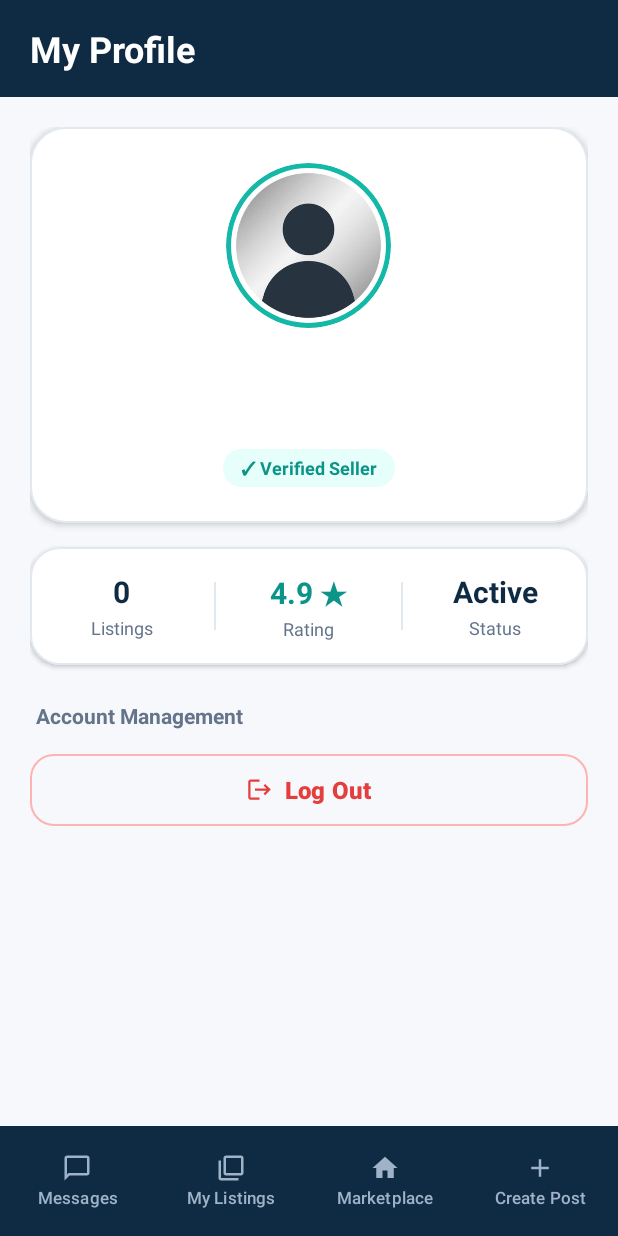
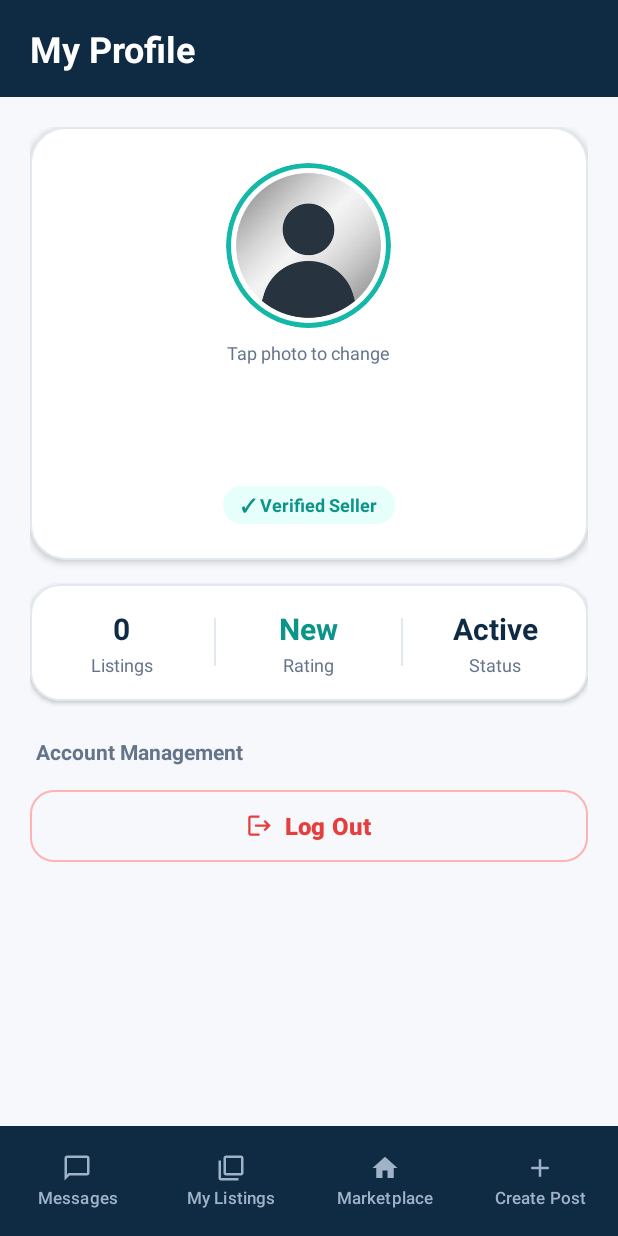
Before and after one commit to koairs/SOFE4640U-FinalProject, an Android app: the screen it shows after launch once a user with an empty profile is signed in (myProfile), after a tap on "Profile", on a phone screen of 412 x 824 dp. Run offline under Robolectric (Android 15) with nearby library versions, the phone set to English and light mode, and no system bars; our stand-ins replace Firebase (no records; nobody signed in at launch, a user with empty details on screens opened directly).

Commit message:
user ratings

```diff
--- a/app/src/main/java/com/example/sofe4640ufinalproject/DatabaseHelper.kt
+++ b/app/src/main/java/com/example/sofe4640ufinalproject/DatabaseHelper.kt
@@ -35,19 +35,50 @@ class DatabaseHelper private constructor(context: Context) :
         )
             """.trimIndent()
         )
+        createExtraTables(db)
+    }
+
+    private fun createExtraTables(db: SQLiteDatabase) {
+        db.execSQL(
+            """
+        CREATE TABLE IF NOT EXISTS $TABLE_RATINGS (
+            id INTEGER PRIMARY KEY AUTOINCREMENT,
+            rater_id TEXT NOT NULL,
+            rated_id TEXT NOT NULL,
+            stars INTEGER NOT NULL,
+            comment TEXT,
+            created_at INTEGER NOT NULL,
+            UNIQUE(rater_id, rated_id)
+        )
+            """.trimIndent()
+        )
+        db.execSQL(
+            """
+        CREATE TABLE IF NOT EXISTS $TABLE_PROFILES (
+            user_id TEXT PRIMARY KEY,
+            photo_path TEXT
+        )
+            """.trimIndent()
+        )
     }
 
     override fun onUpgrade(db: SQLiteDatabase, oldVersion: Int, newVersion: Int) {
-        db.execSQL("DROP TABLE IF EXISTS $TABLE_LISTINGS")
-        db.execSQL("DROP TABLE IF EXISTS $TABLE_MESSAGES")
-        onCreate(db)
+        if (oldVersion < 3) {
+            db.execSQL("DROP TABLE IF EXISTS $TABLE_LISTINGS")
+            db.execSQL("DROP TABLE IF EXISTS $TABLE_MESSAGES")
+            onCreate(db)
+        } else {
+            createExtraTables(db)
+        }
     }
 
     companion object {
         const val DB_NAME = "marketplace.db"
-        const val DB_VERSION = 3
+        const val DB_VERSION = 4
         const val TABLE_LISTINGS = "listings"
         const val TABLE_MESSAGES = "messages"
+        const val TABLE_RATINGS = "ratings"
+        const val TABLE_PROFILES = "profiles"
 
         @Volatile
         private var instance: DatabaseHelper? = null
--- a/app/src/main/java/com/example/sofe4640ufinalproject/ListingAdapter.kt
+++ b/app/src/main/java/com/example/sofe4640ufinalproject/ListingAdapter.kt
@@ -31,7 +31,8 @@ class ListingAdapter(private var items: List<Listing>) :
         val item = items[position]
         holder.title.text = item.title
         holder.price.text = item.price
-        holder.meta.text = "${item.category} • ${item.distance}"
+        val rating = RatingStore.label(RatingStore.summary(holder.itemView.context, item.ownerId))
+        holder.meta.text = "${item.category} • ${item.distance} • $rating"
 
         if (item.mediaUri != null) {
             Glide.with(holder.thumb).load(Uri.parse(item.mediaUri))
--- /dev/null
+++ b/app/src/main/java/com/example/sofe4640ufinalproject/ProfileStore.kt
@@ -0,0 +1,29 @@
+package com.example.sofe4640ufinalproject
+
+import android.content.ContentValues
+import android.content.Context
+import android.database.sqlite.SQLiteDatabase
+
+object ProfileStore {
+
+    fun getPhoto(context: Context, userId: String): String? {
+        val db = DatabaseHelper.getInstance(context).readableDatabase
+        db.rawQuery(
+            "SELECT photo_path FROM ${DatabaseHelper.TABLE_PROFILES} WHERE user_id = ?",
+            arrayOf(userId)
+        ).use { c ->
+            if (c.moveToFirst()) return c.getString(0)
+        }
+        return null
+    }
+
+    fun setPhoto(context: Context, userId: String, path: String) {
+        val values = ContentValues().apply {
+            put("user_id", userId)
+            put("photo_path", path)
+        }
+        DatabaseHelper.getInstance(context).writableDatabase.insertWithOnConflict(
+            DatabaseHelper.TABLE_PROFILES, null, values, SQLiteDatabase.CONFLICT_REPLACE
+        )
+    }
+}
--- a/app/src/main/java/com/example/sofe4640ufinalproject/myProfile.kt
+++ b/app/src/main/java/com/example/sofe4640ufinalproject/myProfile.kt
@@ -1,16 +1,40 @@
 package com.example.sofe4640ufinalproject
 
 import android.content.Intent
+import android.net.Uri
 import android.os.Bundle
 import android.widget.Button
+import android.widget.ImageView
 import android.widget.TextView
+import android.widget.Toast
 import androidx.activity.enableEdgeToEdge
+import androidx.activity.result.PickVisualMediaRequest
+import androidx.activity.result.contract.ActivityResultContracts
 import androidx.appcompat.app.AppCompatActivity
 import androidx.core.view.ViewCompat
 import androidx.core.view.WindowInsetsCompat
+import com.bumptech.glide.Glide
 import com.google.firebase.auth.FirebaseAuth
+import java.io.File
 
 class myProfile : AppCompatActivity() {
+
+    private lateinit var ivAvatar: ImageView
+
+    private val pickPhoto = registerForActivityResult(
+        ActivityResultContracts.PickVisualMedia()
+    ) { uri ->
+        if (uri == null) return@registerForActivityResult
+        val file = copyAvatar(uri)
+        if (file != null) {
+            ProfileStore.setPhoto(this, ListingStore.currentUserId(), file.absolutePath)
+            loadAvatar()
+            Toast.makeText(this, "Profile photo updated", Toast.LENGTH_SHORT).show()
+        } else {
+            Toast.makeText(this, "Couldn't use that photo", Toast.LENGTH_SHORT).show()
+        }
+    }
+
     override fun onCreate(savedInstanceState: Bundle?) {
         super.onCreate(savedInstanceState)
         enableEdgeToEdge()
@@ -19,6 +43,7 @@ class myProfile : AppCompatActivity() {
         val user = FirebaseAuth.getInstance().currentUser
         val tvName = findViewById<TextView>(R.id.textView)
         val tvEmail = findViewById<TextView>(R.id.tvUserEmail)
+        ivAvatar = findViewById(R.id.imageView)
 
         if (user != null) {
             val displayName = user.displayName?.ifBlank { null } ?: user.email?.substringBefore("@") ?: "User"
@@ -27,6 +52,12 @@ class myProfile : AppCompatActivity() {
         } else {
             tvName?.text = "Guest User"
             tvEmail?.text = "Not logged in"
+        }
+
+        ivAvatar.setOnClickListener {
+            pickPhoto.launch(
+                PickVisualMediaRequest(ActivityResultContracts.PickVisualMedia.ImageOnly)
+            )
         }
 
         val btnLogout = findViewById<Button>(R.id.btnLogout)
@@ -59,8 +90,32 @@ class myProfile : AppCompatActivity() {
 
     override fun onResume() {
         super.onResume()
+        loadAvatar()
         ListingStore.loadMine(this) { list ->
             findViewById<TextView>(R.id.tvListingsCount)?.text = list.size.toString()
         }
+        val s = RatingStore.summary(this, ListingStore.currentUserId())
+        findViewById<TextView>(R.id.tvMyRating)?.text =
+            if (s.count == 0) "New" else String.format("%.1f ★", s.average)
+    }
+
+    private fun loadAvatar() {
+        val path = ProfileStore.getPhoto(this, ListingStore.currentUserId())
+        if (path != null && File(path).exists()) {
+            Glide.with(this).load(File(path)).centerCrop().into(ivAvatar)
+        } else {
+            ivAvatar.setImageResource(R.drawable.profile)
+        }
+    }
+
+    private fun copyAvatar(source: Uri): File? = try {
+        val dir = File(filesDir, "avatars").apply { mkdirs() }
+        val file = File(dir, "avatar_${System.currentTimeMillis()}.jpg")
+        contentResolver.openInputStream(source)?.use { input ->
+            file.outputStream().use { out -> input.copyTo(out) }
+        }
+        file
+    } catch (e: Exception) {
+        null
     }
 }
--- a/app/src/main/res/layout/activity_my_profile.xml
+++ b/app/src/main/res/layout/activity_my_profile.xml
@@ -74,6 +74,14 @@
                             android:scaleType="centerCrop"
                             android:src="@drawable/profile" />
                     </com.google.android.material.card.MaterialCardView>
+
+                    <TextView
+                        android:layout_width="wrap_content"
+                        android:layout_height="wrap_content"
+                        android:layout_marginTop="8dp"
+                        android:text="Tap photo to change"
+                        android:textColor="@color/text_secondary"
+                        android:textSize="12sp" />
 
                     <TextView
                         android:id="@+id/textView"
@@ -174,9 +182,10 @@
                         android:orientation="vertical">
 
                         <TextView
+                            android:id="@+id/tvMyRating"
                             android:layout_width="wrap_content"
                             android:layout_height="wrap_content"
-                            android:text="4.9 ★"
+                            android:text="--"
                             android:textColor="@color/accent_dark"
                             android:textSize="20sp"
                             android:textStyle="bold" />
```
Also changed, not shown: app/src/main/java/com/example/sofe4640ufinalproject/ListingDetailActivity.kt (+84 -6 lines), app/src/main/java/com/example/sofe4640ufinalproject/RatingStore.kt (added, +65 -0 lines), app/src/main/res/layout/activity_listing_detail.xml (+13 -2 lines).
